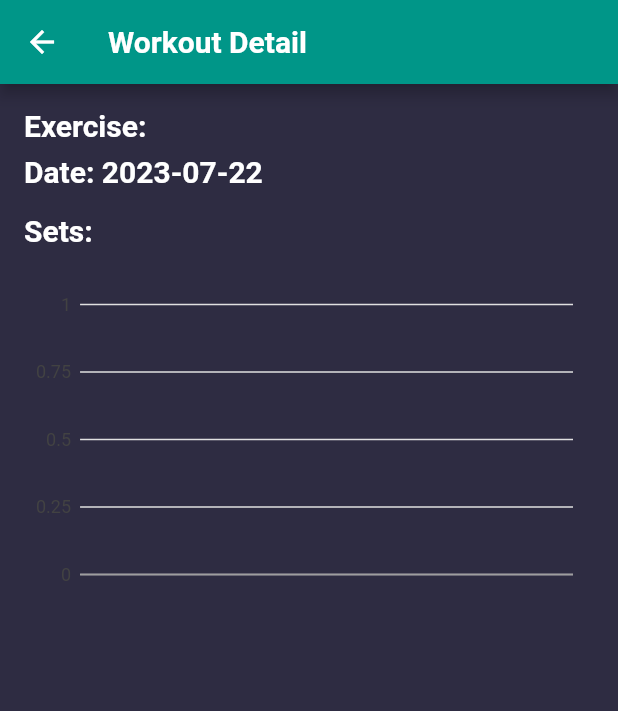
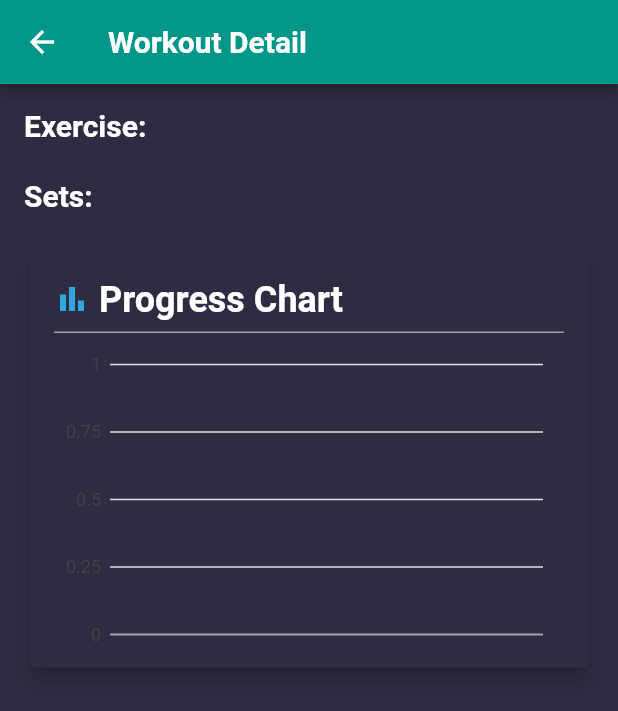
Before and after one commit to rohankewal/WorkoutLog, a Flutter app: the WorkoutDetailPage screen opened directly with empty values, on a phone screen of 412 x 824 dp. Shown: the top 711 px of the screen. Run offline on Flutter 3.47's test engine with Material 2 defaults, Android fonts, the phone set to English and light mode, and no system bars; our stand-ins replace charts_flutter, flutter_calendar_carousel.

Commit message:
feat: added more typeogrophy and icons for better structure

```diff
--- a/lib/main.dart
+++ b/lib/main.dart
@@ -1,6 +1,6 @@
 import 'package:flutter/material.dart';
 import 'package:flutter_calendar_carousel/flutter_calendar_carousel.dart'
-    show CalendarCarousel, Event;
+    show CalendarCarousel;
 import 'package:flutter_calendar_carousel/classes/event.dart';
 import 'package:charts_flutter/flutter.dart' as charts;
 
@@ -78,7 +78,10 @@ class _WorkoutListPageState extends State<WorkoutListPage> {
             child: SizedBox(
               height: 420,
               width: 370,
-              child: CalendarCarousel<Event>(
+              child: Card(
+                color: const Color(0xFF2E2C42),
+                elevation: 5,
+                child: CalendarCarousel(
                   onDayPressed: (DateTime date, List<Event> events) {
                     // Handle calendar day press event if needed
                   },
@@ -98,12 +101,7 @@ class _WorkoutListPageState extends State<WorkoutListPage> {
                   selectedDayTextStyle: const TextStyle(color: Colors.white),
                   daysTextStyle:
                       const TextStyle(color: Colors.white, fontSize: 14.0),
-                dayButtonColor: Colors.transparent,
-                // weekendDayButtonColor: Colors.transparent,
-                todayButtonColor: Colors.transparent,
-                todayBorderColor: Colors.yellow,
                   customDayBuilder: (
-                  /// you can provide your own build function to make custom day containers
                     bool isSelectable,
                     int index,
                     bool isSelectedDay,
@@ -114,8 +112,8 @@ class _WorkoutListPageState extends State<WorkoutListPage> {
                     bool isThisMonthDay,
                     DateTime day,
                   ) {
-                  // Adjust the colors and gradient as per your requirement
-                  Color? textColor = isSelectable ? Colors.white : Colors.grey;
+                    Color? textColor =
+                        isSelectable ? Colors.white : Colors.grey;
                     Color? boxColor = isSelectedDay
                         ? const Color(0xFF34D1C2)
                         : Colors.transparent;
@@ -155,12 +153,34 @@ class _WorkoutListPageState extends State<WorkoutListPage> {
                 ),
               ),
             ),
+          ),
           Expanded(
             child: ListView.builder(
               itemCount: _workoutLogs.length,
               itemBuilder: (context, index) {
                 final workout = _workoutLogs[index];
-                return Dismissible(
+
+                final bool showHeader = index == 0 ||
+                    _workoutLogs[index].date.day !=
+                        _workoutLogs[index - 1].date.day;
+
+                return Column(
+                  crossAxisAlignment: CrossAxisAlignment.start,
+                  children: [
+                    if (showHeader)
+                      Container(
+                        padding: const EdgeInsets.symmetric(
+                            horizontal: 16.0, vertical: 8.0),
+                        color: const Color(0xFF2E2C42),
+                        child: Text(
+                          workout.date.toString().substring(0, 10),
+                          style: const TextStyle(
+                              color: Colors.white,
+                              fontSize: 22,
+                              fontWeight: FontWeight.bold),
+                        ),
+                      ),
+                    Dismissible(
                       key: UniqueKey(),
                       direction: DismissDirection.endToStart,
                       onDismissed: (direction) {
@@ -179,6 +199,7 @@ class _WorkoutListPageState extends State<WorkoutListPage> {
                       ),
                       child: Card(
                         color: const Color(0xFF2E2C42),
+                        elevation: 5,
                         margin: const EdgeInsets.symmetric(
                             horizontal: 16.0, vertical: 8.0),
                         child: ListTile(
@@ -198,12 +219,15 @@ class _WorkoutListPageState extends State<WorkoutListPage> {
                             Navigator.push(
                               context,
                               MaterialPageRoute(
-                            builder: (context) => WorkoutDetailPage(workout),
+                                builder: (context) =>
+                                    WorkoutDetailPage(workout),
                               ),
                             );
                           },
                         ),
                       ),
+                    ),
+                  ],
                 );
               },
             ),
@@ -340,7 +364,7 @@ class _WorkoutInputPageState extends State<WorkoutInputPage> {
                   ),
                   const SizedBox(height: 16.0),
                   ElevatedButton(
-                    child: const Text('Add Set(s)'),
+                    child: const Text('Add Set'),
                     onPressed: () {
                       setState(() {
                         final sets = int.parse(_setsController.text);
@@ -446,10 +470,6 @@ class WorkoutDetailPage extends StatelessWidget {
                 style: Theme.of(context).textTheme.titleLarge,
               ),
               const SizedBox(height: 8.0),
-              Text(
-                'Date: ${workout.date.toString().substring(0, 10)}',
-                style: Theme.of(context).textTheme.titleLarge,
-              ),
               const SizedBox(height: 16.0),
               Text(
                 'Sets:',
@@ -479,10 +499,45 @@ class WorkoutDetailPage extends StatelessWidget {
                 },
               ),
               const SizedBox(height: 16.0),
+              Card(
+                color: const Color(0xFF2E2C42),
+                elevation: 5,
+                child: Container(
+                  padding: const EdgeInsets.all(16.0),
+                  child: Column(
+                    crossAxisAlignment: CrossAxisAlignment.start,
+                    children: [
+                      const Text.rich(
+                        TextSpan(
+                          children: [
+                            WidgetSpan(
+                              child: Icon(
+                                Icons.bar_chart_outlined,
+                                color: Color(0xFF31A6DC),
+                              ),
+                            ),
+                            TextSpan(
+                                text: ' Progress Chart',
+                                style: TextStyle(
+                                    color: Colors.white,
+                                    fontSize: 24,
+                                    fontWeight: FontWeight.bold)),
+                          ],
+                        ),
+                      ),
+                      const Divider(
+                        color: Colors.grey,
+                        thickness: 1.0,
+                        height: 15.0,
+                      ),
                       SizedBox(
                         height: 200.0,
                         child: BarChart(
                           workout: workout,
+                        ),
+                      ),
+                    ],
+                  ),
                 ),
               ),
             ],
@@ -505,8 +560,8 @@ class BarChart extends StatelessWidget {
     final List<charts.Series<SetData, String>> seriesList = [
       charts.Series<SetData, String>(
         id: 'Sets',
-        domainFn: (SetData set, _) => 'Set ${setData.indexOf(set) + 1}',
-        measureFn: (SetData set, _) => set.reps.toDouble(),
+        domainFn: (SetData set, _) => set.reps.toString(),
+        measureFn: (SetData set, _) => set.weight,
         colorFn: (_, __) =>
             charts.ColorUtil.fromDartColor(const Color(0xFF34D1C2)),
         data: setData,
```
Lines whose indentation alone changed are shown as unchanged.
